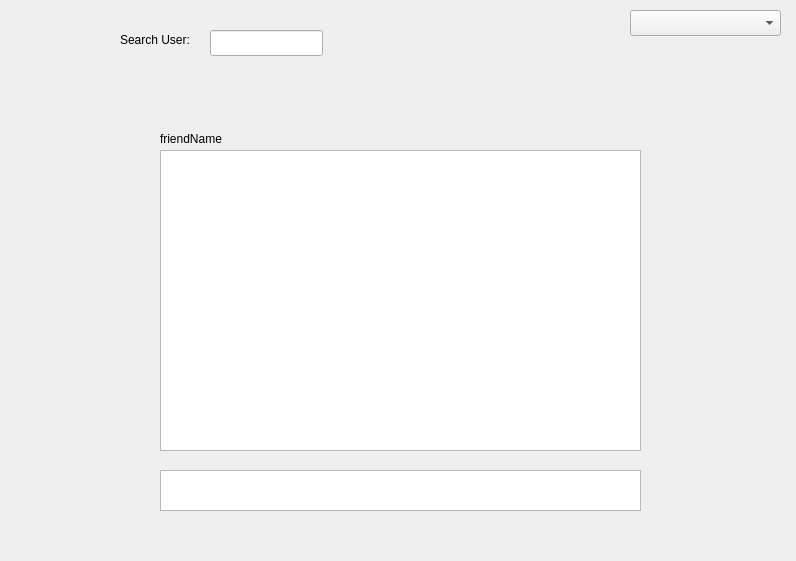
Above: client/forms/privatemessages.ui from Eric-dot-png/Project-OOM before the change. Below: the same form after it.
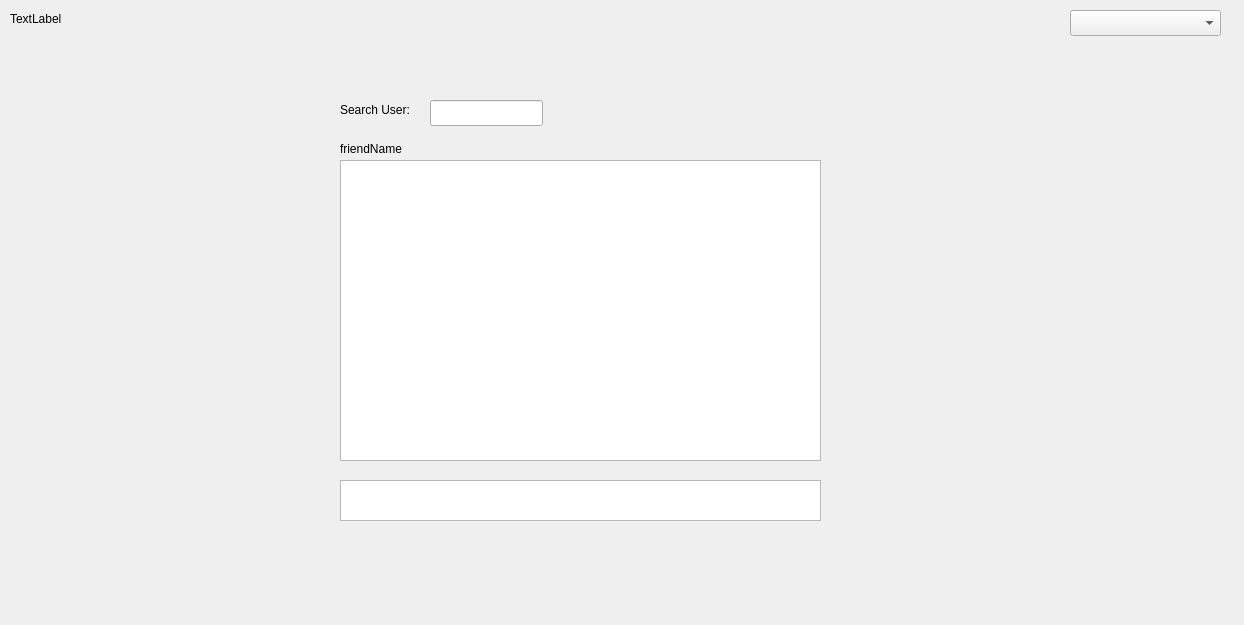
That is the form after the change. Custom widgets are drawn as their Qt base class.

What changed in the file:
```diff
--- a/client/forms/privatemessages.ui
+++ b/client/forms/privatemessages.ui
@@ -6,18 +6,24 @@
    <rect>
     <x>0</x>
     <y>0</y>
-    <width>796</width>
-    <height>561</height>
+    <width>1244</width>
+    <height>625</height>
    </rect>
   </property>
+  <property name="sizePolicy">
+   <sizepolicy hsizetype="MinimumExpanding" vsizetype="MinimumExpanding">
+    <horstretch>0</horstretch>
+    <verstretch>0</verstretch>
+   </sizepolicy>
+  </property>
   <property name="windowTitle">
    <string>Form</string>
   </property>
   <widget class="QTextEdit" name="textEdit">
    <property name="geometry">
     <rect>
-     <x>160</x>
-     <y>470</y>
+     <x>340</x>
+     <y>480</y>
      <width>481</width>
      <height>41</height>
     </rect>
@@ -26,8 +32,8 @@
   <widget class="OOMTextBrowser" name="textBrowser">
    <property name="geometry">
     <rect>
-     <x>160</x>
-     <y>150</y>
+     <x>340</x>
+     <y>160</y>
      <width>481</width>
      <height>301</height>
     </rect>
@@ -36,8 +42,8 @@
   <widget class="QLabel" name="friendNameLabel">
    <property name="geometry">
     <rect>
-     <x>160</x>
-     <y>130</y>
+     <x>340</x>
+     <y>140</y>
      <width>441</width>
      <height>18</height>
     </rect>
@@ -49,7 +55,7 @@
   <widget class="QComboBox" name="serverCombobox">
    <property name="geometry">
     <rect>
-     <x>630</x>
+     <x>1070</x>
      <y>10</y>
      <width>151</width>
      <height>26</height>
@@ -65,8 +71,8 @@
   <widget class="QLineEdit" name="searchUserTextbox">
    <property name="geometry">
     <rect>
-     <x>210</x>
-     <y>30</y>
+     <x>430</x>
+     <y>100</y>
      <width>113</width>
      <height>26</height>
     </rect>
@@ -75,8 +81,8 @@
   <widget class="QLabel" name="label">
    <property name="geometry">
     <rect>
-     <x>120</x>
-     <y>30</y>
+     <x>340</x>
+     <y>100</y>
      <width>81</width>
      <height>20</height>
     </rect>
@@ -88,8 +94,8 @@
   <widget class="QLabel" name="userNotFoundLabel">
    <property name="geometry">
     <rect>
-     <x>330</x>
-     <y>30</y>
+     <x>550</x>
+     <y>100</y>
      <width>191</width>
      <height>21</height>
     </rect>
@@ -101,6 +107,19 @@
     <bool>true</bool>
    </property>
   </widget>
+  <widget class="QLabel" name="currentUser">
+   <property name="geometry">
+    <rect>
+     <x>10</x>
+     <y>10</y>
+     <width>58</width>
+     <height>18</height>
+    </rect>
+   </property>
+   <property name="text">
+    <string>TextLabel</string>
+   </property>
+  </widget>
  </widget>
  <customwidgets>
   <customwidget>
```
